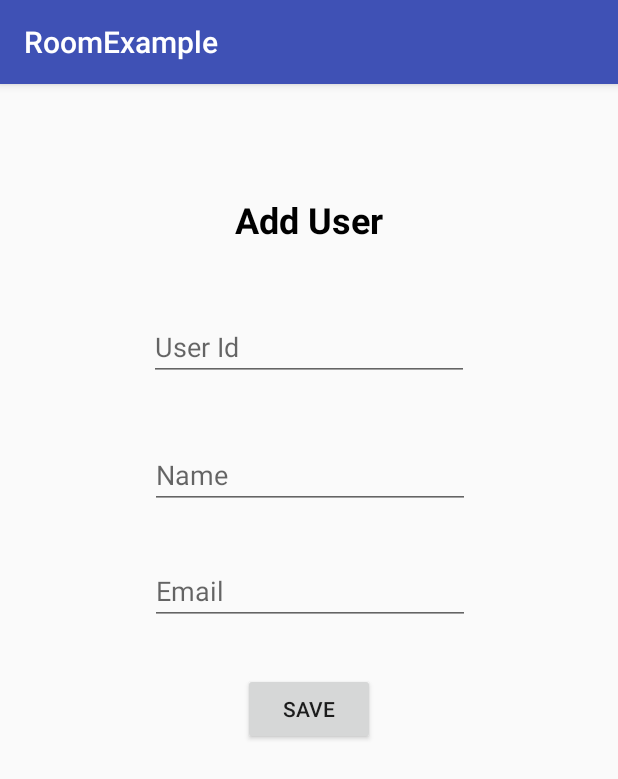
After one commit to newtonjrfs/RoomExample, an Android app: the fragment AddUserFragment placed in its activity, on a phone screen of 412 x 824 dp. The commit adds this screen. Shown: the top 779 px of the screen. Run offline under Robolectric (Android 15) with nearby library versions, the phone set to English and light mode, and no system bars; our stand-ins replace Room's generated code.

Commit message:
Processo de inclusao no banco

```diff
--- /dev/null
+++ b/app/src/main/java/newton/com/roomexample/AddUserFragment.java
@@ -0,0 +1,67 @@
+package newton.com.roomexample;
+
+
+import android.os.Bundle;
+import android.support.v4.app.Fragment;
+import android.view.LayoutInflater;
+import android.view.View;
+import android.view.ViewGroup;
+import android.widget.Button;
+import android.widget.EditText;
+import android.widget.Toast;
+
+
+/**
+ * A simple {@link Fragment} subclass.
+ */
+public class AddUserFragment extends Fragment {
+
+    private EditText UserId,UserName,UserEmail;
+    private Button BnSave;
+
+    public AddUserFragment() {
+        // Required empty public constructor
+    }
+
+
+    @Override
+    public View onCreateView(LayoutInflater inflater, ViewGroup container,
+                             Bundle savedInstanceState) {
+        // Inflate the layout for this fragment
+
+        View view =  inflater.inflate(R.layout.fragment_add_user, container, false);
+
+        UserId = view.findViewById(R.id.txt_user_id);
+        UserName = view.findViewById(R.id.txt_name);
+        UserEmail = view.findViewById(R.id.txt_email);
+        BnSave = view.findViewById(R.id.bn_save_user);
+
+        BnSave.setOnClickListener(new View.OnClickListener() {
+            @Override
+            public void onClick(View v) {
+
+                int userid = Integer.parseInt(UserId.getText().toString());
+                String username = UserName.getText().toString();
+                String useremail = UserEmail.getText().toString();
+
+                User user = new User();
+                user.setId(userid);
+                user.setName(username);
+                user.setEmail(useremail);
+
+                MainActivity.myAppDatabase.myDao().addUser(user);
+                Toast.makeText(getActivity(),"Salvo com sucesso",Toast.LENGTH_SHORT).show();
+
+
+                UserId.setText("");
+                UserName.setText("");
+                UserEmail.setText("");
+
+
+            }
+        });
+
+        return view;
+    }
+
+}
--- a/app/src/main/java/newton/com/roomexample/HomeFragment.java
+++ b/app/src/main/java/newton/com/roomexample/HomeFragment.java
@@ -6,13 +6,15 @@ import android.support.v4.app.Fragment;
 import android.view.LayoutInflater;
 import android.view.View;
 import android.view.ViewGroup;
+import android.widget.Button;
 
 
 /**
  * A simple {@link Fragment} subclass.
  */
-public class HomeFragment extends Fragment {
+public class HomeFragment extends Fragment implements View.OnClickListener {
 
+    private Button bnAddUser;
 
     public HomeFragment() {
         // Required empty public constructor
@@ -23,7 +25,21 @@ public class HomeFragment extends Fragment {
     public View onCreateView(LayoutInflater inflater, ViewGroup container,
                              Bundle savedInstanceState) {
         // Inflate the layout for this fragment
-        return inflater.inflate(R.layout.fragment_home, container, false);
+        View view = inflater.inflate(R.layout.fragment_home, container, false);
+        bnAddUser = view.findViewById(R.id.bn_add_user);
+        bnAddUser.setOnClickListener(this);
+
+        return view;
     }
 
+    @Override
+    public void onClick(View v) {
+
+        switch (v.getId()){
+            case R.id.bn_add_user:
+                MainActivity.fragmentManager.beginTransaction().replace(R.id.fragment_container,new AddUserFragment()).addToBackStack(null).commit();
+                break;
+        }
+
+    }
 }
--- a/app/src/main/java/newton/com/roomexample/MainActivity.java
+++ b/app/src/main/java/newton/com/roomexample/MainActivity.java
@@ -1,18 +1,23 @@
 package newton.com.roomexample;
 
 import android.app.FragmentManager;
+import android.arch.persistence.room.Room;
+import android.arch.persistence.room.RoomDatabase;
 import android.support.v7.app.AppCompatActivity;
 import android.os.Bundle;
 
 public class MainActivity extends AppCompatActivity {
 
     public static android.support.v4.app.FragmentManager fragmentManager;
+    public static MyAppDatabase myAppDatabase;
 
     @Override
     protected void onCreate(Bundle savedInstanceState) {
         super.onCreate(savedInstanceState);
         setContentView(R.layout.activity_main);
         fragmentManager = getSupportFragmentManager();
+
+        myAppDatabase = Room.databaseBuilder(getApplicationContext(),MyAppDatabase.class,"userdb").allowMainThreadQueries().build();
 
         if(findViewById(R.id.fragment_container)!=null){
 
--- /dev/null
+++ b/app/src/main/res/layout/fragment_add_user.xml
@@ -0,0 +1,92 @@
+<?xml version="1.0" encoding="utf-8"?>
+<android.support.constraint.ConstraintLayout xmlns:android="http://schemas.android.com/apk/res/android"
+    xmlns:app="http://schemas.android.com/apk/res-auto"
+    xmlns:tools="http://schemas.android.com/tools"
+    android:layout_width="match_parent"
+    android:layout_height="match_parent"
+    tools:context=".AddUserFragment">
+
+    <!-- TODO: Update blank fragment layout -->
+    <TextView
+        android:id="@+id/textView"
+        android:layout_width="wrap_content"
+        android:layout_height="wrap_content"
+        android:layout_marginEnd="8dp"
+        android:layout_marginLeft="8dp"
+        android:layout_marginRight="8dp"
+        android:layout_marginStart="8dp"
+        android:layout_marginTop="56dp"
+        android:padding="10sp"
+        android:text="Add User"
+        android:textColor="@android:color/black"
+        android:textSize="24sp"
+        android:textStyle="bold"
+        app:layout_constraintEnd_toEndOf="parent"
+        app:layout_constraintStart_toStartOf="parent"
+        app:layout_constraintTop_toTopOf="parent" />
+
+    <EditText
+        android:id="@+id/txt_user_id"
+        android:layout_width="wrap_content"
+        android:layout_height="wrap_content"
+        android:layout_marginEnd="8dp"
+        android:layout_marginLeft="8dp"
+        android:layout_marginRight="8dp"
+        android:layout_marginStart="8dp"
+        android:layout_marginTop="36dp"
+        android:ems="10"
+        android:hint="User Id"
+        android:inputType="textPersonName"
+        app:layout_constraintEnd_toEndOf="parent"
+        app:layout_constraintStart_toStartOf="parent"
+        app:layout_constraintTop_toBottomOf="@+id/textView" />
+
+    <EditText
+        android:id="@+id/txt_name"
+        android:layout_width="wrap_content"
+        android:layout_height="wrap_content"
+        android:layout_marginEnd="8dp"
+        android:layout_marginLeft="8dp"
+        android:layout_marginRight="8dp"
+        android:layout_marginStart="8dp"
+        android:layout_marginTop="40dp"
+        android:ems="10"
+        android:hint="Name"
+        android:inputType="textPersonName"
+        app:layout_constraintEnd_toEndOf="parent"
+        app:layout_constraintHorizontal_bias="0.503"
+        app:layout_constraintStart_toStartOf="parent"
+        app:layout_constraintTop_toBottomOf="@+id/txt_user_id" />
+
+    <EditText
+        android:id="@+id/txt_email"
+        android:layout_width="wrap_content"
+        android:layout_height="wrap_content"
+        android:layout_marginEnd="8dp"
+        android:layout_marginLeft="8dp"
+        android:layout_marginRight="8dp"
+        android:layout_marginStart="8dp"
+        android:layout_marginTop="32dp"
+        android:ems="10"
+        android:hint="Email"
+        android:inputType="textPersonName"
+        app:layout_constraintEnd_toEndOf="parent"
+        app:layout_constraintHorizontal_bias="0.503"
+        app:layout_constraintStart_toStartOf="parent"
+        app:layout_constraintTop_toBottomOf="@+id/txt_name" />
+
+    <Button
+        android:id="@+id/bn_save_user"
+        android:layout_width="wrap_content"
+        android:layout_height="wrap_content"
+        android:layout_marginEnd="8dp"
+        android:layout_marginLeft="8dp"
+        android:layout_marginRight="8dp"
+        android:layout_marginStart="8dp"
+        android:layout_marginTop="32dp"
+        android:text="Save"
+        app:layout_constraintEnd_toEndOf="parent"
+        app:layout_constraintStart_toStartOf="parent"
+        app:layout_constraintTop_toBottomOf="@+id/txt_email" />
+
+</android.support.constraint.ConstraintLayout>
```
